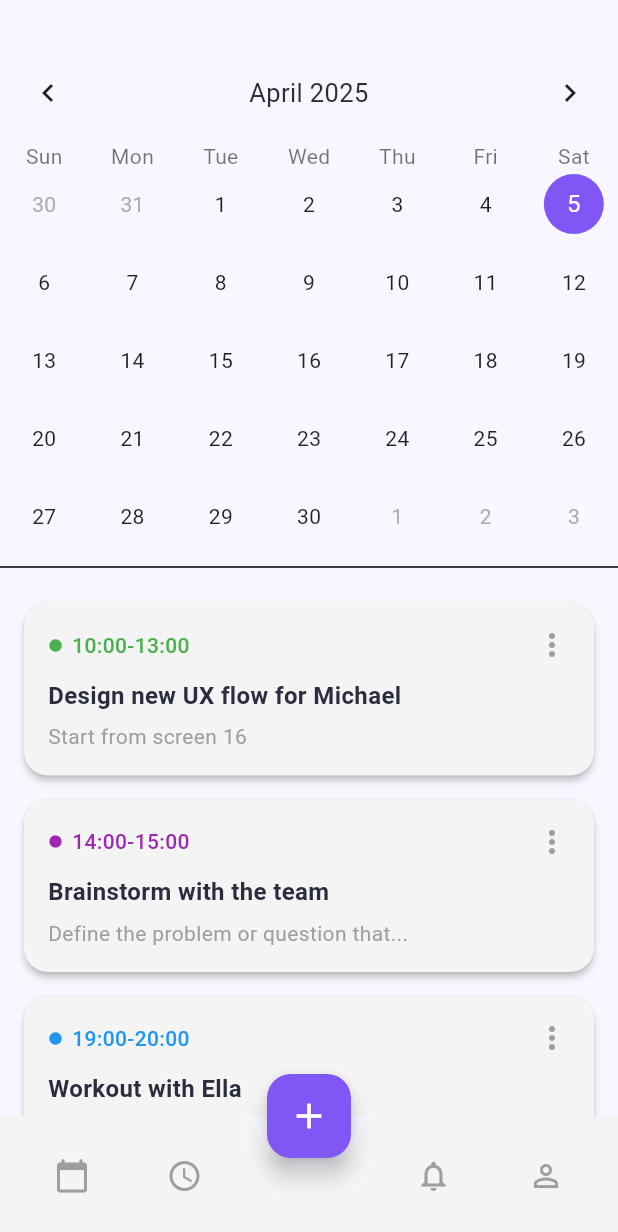
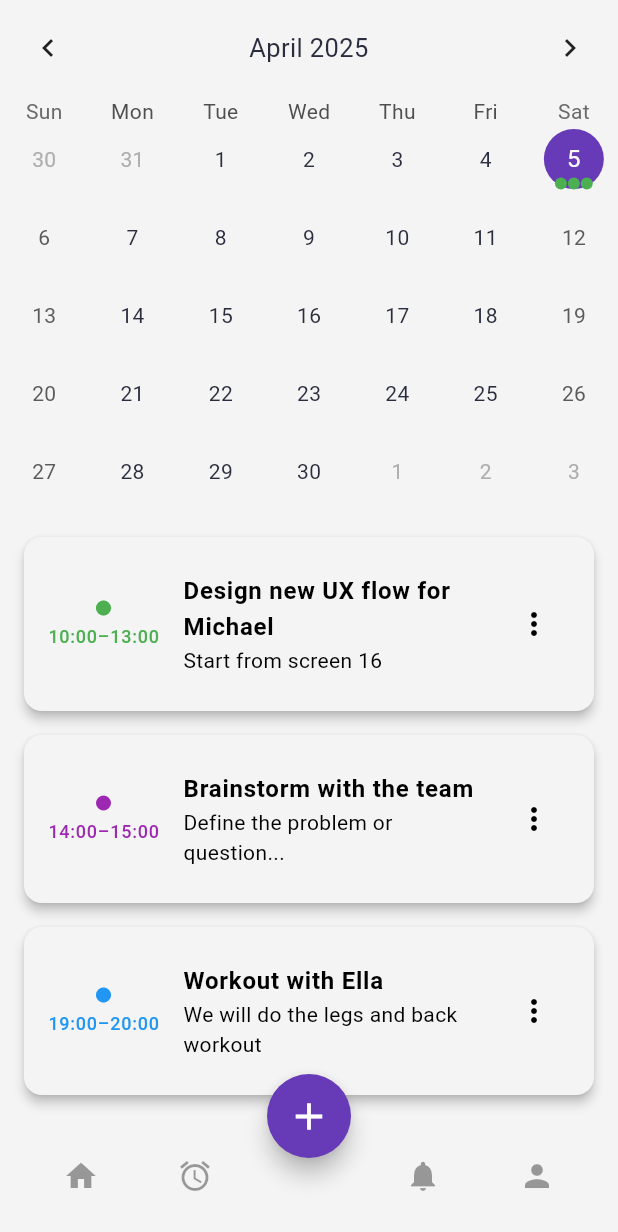
Before and after one commit to AhmadSerhall/Calendo, a Flutter app: the HomeScreen screen opened directly, on a phone screen of 412 x 824 dp. Shown: the top 1232 px of the screen. Run offline on Flutter 3.47's test engine with Material 3 defaults, Android fonts, the light colour scheme and no system bars; drawn by our look-alikes of table_calendar; our stand-ins replace flutter_riverpod, flutter_svg, sizer, sqflite_common_ffi, toastification; missing offline and left inert: flexify; accounts and stored records are empty.

Commit message:
working on home_screen adjustments fixed calendar bug and added edit and delete buttons

```diff
--- a/lib/features/home/presentation/pages/home_screen.dart
+++ b/lib/features/home/presentation/pages/home_screen.dart
@@ -1,150 +1,209 @@
 import 'package:flutter/material.dart';
 import 'package:table_calendar/table_calendar.dart';
 
-class HomeScreen extends StatelessWidget {
+class HomeScreen extends StatefulWidget {
   const HomeScreen({super.key});
+
+  @override
+  State<HomeScreen> createState() => _HomeScreenState();
+}
+
+class _HomeScreenState extends State<HomeScreen> {
+  late final ValueNotifier<List<String>> _selectedEvents;
+  DateTime _focusedDay = DateTime.now();
+  DateTime? _selectedDay;
+
+  final Map<DateTime, List<String>> _events = {
+    DateTime.utc(2025, 4, 5): [
+      'Design new UX flow for Michael',
+      'Brainstorm with the team',
+      'Workout with Ella',
+    ],
+  };
+
+  @override
+  void initState() {
+    super.initState();
+    _selectedDay = _focusedDay;
+    _selectedEvents = ValueNotifier(_getEventsForDay(_selectedDay!));
+  }
+
+  List<String> _getEventsForDay(DateTime day) {
+    return _events[DateTime.utc(day.year, day.month, day.day)] ?? [];
+  }
+
+  void _onDaySelected(DateTime selectedDay, DateTime focusedDay) {
+    setState(() {
+      _selectedDay = selectedDay;
+      _focusedDay = focusedDay;
+    });
+    _selectedEvents.value = _getEventsForDay(selectedDay);
+  }
+
+  void _showEventOptions(String title) {
+    showModalBottomSheet(
+      context: context,
+      builder:
+          (_) => Column(
+            mainAxisSize: MainAxisSize.min,
+            children: [
+              ListTile(
+                leading: const Icon(Icons.edit),
+                title: const Text('Edit'),
+                onTap: () {
+                  Navigator.pop(context);
+                  // TODO: Implement edit
+                },
+              ),
+              ListTile(
+                leading: const Icon(Icons.delete),
+                title: const Text('Delete'),
+                onTap: () {
+                  setState(() {
+                    _events[_selectedDay!]!.remove(title);
+                    _selectedEvents.value = _getEventsForDay(_selectedDay!);
+                  });
+                  Navigator.pop(context);
+                },
+              ),
+            ],
+          ),
+    );
+  }
+
+  @override
+  void dispose() {
+    _selectedEvents.dispose();
+    super.dispose();
+  }
 
   @override
   Widget build(BuildContext context) {
     return Scaffold(
-      backgroundColor: const Color(0xFFF7F7FF),
+      backgroundColor: const Color(0xFFF4F4F4),
       body: Column(
         children: [
-          const SizedBox(height: 30),
-          _buildCalendarSection(),
-          const Divider(thickness: 1),
-          Expanded(child: _buildTaskList()),
-        ],
+          TableCalendar<String>(
+            firstDay: DateTime.utc(2020, 1, 1),
+            lastDay: DateTime.utc(2030, 12, 31),
+            focusedDay: _focusedDay,
+            selectedDayPredicate: (day) => isSameDay(_selectedDay, day),
+            onDaySelected: _onDaySelected,
+            eventLoader: _getEventsForDay,
+            calendarStyle: const CalendarStyle(
+              todayDecoration: BoxDecoration(
+                color: Colors.grey,
+                shape: BoxShape.circle,
               ),
-      floatingActionButton: FloatingActionButton(
-        backgroundColor: const Color(0xFF8057F4),
-        onPressed: () {},
-        child: const Icon(Icons.add, size: 28),
+              selectedDecoration: BoxDecoration(
+                color: Colors.deepPurple,
+                shape: BoxShape.circle,
               ),
-      floatingActionButtonLocation: FloatingActionButtonLocation.centerDocked,
-      bottomNavigationBar: BottomAppBar(
-        shape: const CircularNotchedRectangle(),
-        notchMargin: 8.0,
-        child: Padding(
-          padding: const EdgeInsets.symmetric(horizontal: 20.0),
-          child: Row(
-            mainAxisAlignment: MainAxisAlignment.spaceBetween,
-            children: const [
-              Icon(Icons.calendar_today, color: Colors.grey),
-              Icon(Icons.access_time, color: Colors.grey),
-              SizedBox(width: 40), // for notch
-              Icon(Icons.notifications_none, color: Colors.grey),
-              Icon(Icons.person_outline, color: Colors.grey),
-            ],
+              markerDecoration: BoxDecoration(
+                color: Colors.green,
+                shape: BoxShape.circle,
               ),
             ),
-      ),
-    );
-  }
-
-  Widget _buildCalendarSection() {
-    return TableCalendar(
-      focusedDay: DateTime.now(),
-      firstDay: DateTime.utc(2020, 1, 1),
-      lastDay: DateTime.utc(2030, 12, 31),
             headerStyle: const HeaderStyle(
               formatButtonVisible: false,
               titleCentered: true,
             ),
-      calendarStyle: CalendarStyle(
-        todayDecoration: BoxDecoration(
-          color: const Color(0xFF8057F4),
-          shape: BoxShape.circle,
           ),
-        selectedDecoration: BoxDecoration(
-          color: const Color(0xFF8057F4),
-          shape: BoxShape.circle,
+          const SizedBox(height: 10),
+          Expanded(
+            child: ValueListenableBuilder<List<String>>(
+              valueListenable: _selectedEvents,
+              builder:
+                  (context, events, _) => ListView.builder(
+                    padding: const EdgeInsets.symmetric(horizontal: 16),
+                    itemCount: events.length,
+                    itemBuilder: (context, index) {
+                      final title = events[index];
+                      final times = [
+                        "10:00–13:00",
+                        "14:00–15:00",
+                        "19:00–20:00",
+                      ];
+
+                      return Card(
+                        elevation: 3,
+                        margin: const EdgeInsets.symmetric(vertical: 8),
+                        child: ListTile(
+                          contentPadding: const EdgeInsets.all(16),
+                          title: Text(
+                            title,
+                            style: const TextStyle(fontWeight: FontWeight.bold),
                           ),
-        defaultTextStyle: const TextStyle(color: Colors.black87),
-        weekendTextStyle: const TextStyle(color: Colors.black87),
+                          subtitle: Text(
+                            index == 0
+                                ? 'Start from screen 16'
+                                : index == 1
+                                ? 'Define the problem or question...'
+                                : 'We will do the legs and back workout',
                           ),
-      daysOfWeekStyle: const DaysOfWeekStyle(
-        weekdayStyle: TextStyle(color: Colors.black54),
-        weekendStyle: TextStyle(color: Colors.black54),
+                          leading: Column(
+                            mainAxisAlignment: MainAxisAlignment.center,
+                            children: [
+                              Icon(
+                                Icons.circle,
+                                size: 12,
+                                color:
+                                    index == 0
+                                        ? Colors.green
+                                        : index == 1
+                                        ? Colors.purple
+                                        : Colors.blue,
                               ),
-      selectedDayPredicate: (day) => isSameDay(day, DateTime.now()),
-    );
-  }
-
-  Widget _buildTaskList() {
-    return ListView(
-      padding: const EdgeInsets.all(16),
-      children: const [
-        TaskCard(
-          color: Colors.green,
-          time: "10:00-13:00",
-          title: "Design new UX flow for Michael",
-          description: "Start from screen 16",
+                              const SizedBox(height: 4),
+                              Text(
+                                times[index],
+                                style: TextStyle(
+                                  fontSize: 12,
+                                  color:
+                                      index == 0
+                                          ? Colors.green
+                                          : index == 1
+                                          ? Colors.purple
+                                          : Colors.blue,
                                 ),
-        TaskCard(
-          color: Colors.purple,
-          time: "14:00-15:00",
-          title: "Brainstorm with the team",
-          description: "Define the problem or question that...",
-        ),
-        TaskCard(
-          color: Colors.blue,
-          time: "19:00-20:00",
-          title: "Workout with Ella",
-          description: "We will do the legs and back workout",
                               ),
                             ],
+                          ),
+                          trailing: IconButton(
+                            icon: const Icon(Icons.more_vert),
+                            onPressed: () => _showEventOptions(title),
+                          ),
+                        ),
+                      );
+                    },
+                  ),
+            ),
+          ),
+        ],
+      ),
+      bottomNavigationBar: BottomAppBar(
+        shape: const CircularNotchedRectangle(),
+        notchMargin: 8,
+        child: Row(
+          mainAxisAlignment: MainAxisAlignment.spaceAround,
+          children: const [
+            IconButton(icon: Icon(Icons.home), onPressed: null),
+            IconButton(icon: Icon(Icons.alarm), onPressed: null),
+            SizedBox(width: 48), // Space for FAB
+            IconButton(icon: Icon(Icons.notifications), onPressed: null),
+            IconButton(icon: Icon(Icons.person), onPressed: null),
+          ],
+        ),
+      ),
+      floatingActionButton: FloatingActionButton(
+        onPressed: () {
+          // Add new event logic here
+        },
+        shape: const CircleBorder(),
+        backgroundColor: Colors.deepPurple,
+        child: const Icon(Icons.add, size: 30),
+      ),
+      floatingActionButtonLocation: FloatingActionButtonLocation.centerDocked,
     );
   }
 }
-
-class TaskCard extends StatelessWidget {
-  final Color color;
-  final String time;
-  final String title;
-  final String description;
-
-  const TaskCard({
-    super.key,
-    required this.color,
-    required this.time,
-    required this.title,
-    required this.description,
-  });
-
-  @override
-  Widget build(BuildContext context) {
-    return Card(
-      margin: const EdgeInsets.only(bottom: 16),
-      shape: RoundedRectangleBorder(borderRadius: BorderRadius.circular(16)),
-      elevation: 2,
-      child: Padding(
-        padding: const EdgeInsets.all(16),
-        child: Column(
-          crossAxisAlignment: CrossAxisAlignment.start,
-          children: [
-            Row(
-              children: [
-                Icon(Icons.circle, size: 10, color: color),
-                const SizedBox(width: 6),
-                Text(
-                  time,
-                  style: TextStyle(color: color, fontWeight: FontWeight.w500),
-                ),
-                const Spacer(),
-                const Icon(Icons.more_vert, color: Colors.grey),
-              ],
-            ),
-            const SizedBox(height: 10),
-            Text(
-              title,
-              style: const TextStyle(fontWeight: FontWeight.bold, fontSize: 16),
-            ),
-            const SizedBox(height: 6),
-            Text(description, style: const TextStyle(color: Colors.grey)),
-          ],
-        ),
-      ),
-    );
-  }
-}
```
Lines whose indentation alone changed are shown as unchanged.
